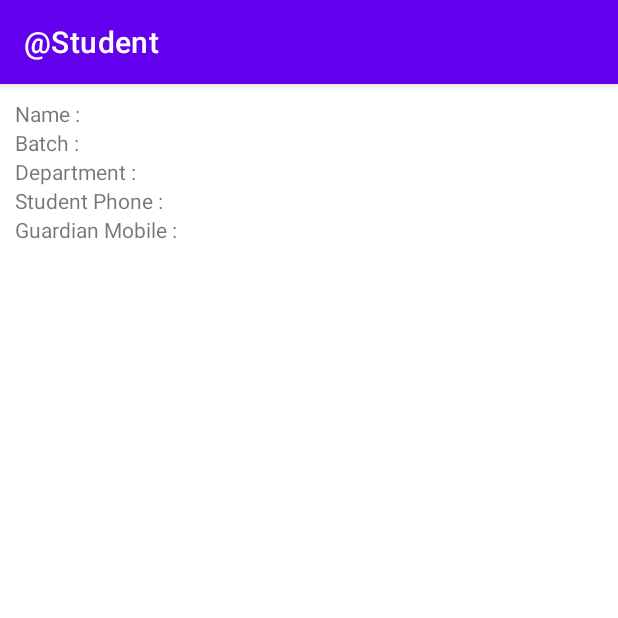
After one commit to msrsiddik/AttendanceSystemStudent, an Android app: the fragment Profile shown on its own in the app's theme, on a phone screen of 412 x 824 dp, the top half of it. The commit adds this screen. Run offline under Robolectric (Android 15) with nearby library versions, the phone set to English and light mode, and no system bars; our stand-ins replace Firebase (no records; nobody signed in at launch, a user with empty details on screens opened directly).

Commit message:
initial commit

```diff
--- a/app/src/main/AndroidManifest.xml
+++ b/app/src/main/AndroidManifest.xml
@@ -4,6 +4,7 @@
 
     <uses-permission android:name="android.permission.CAMERA"/>
     <uses-permission android:name="android.permission.INTERNET"/>
+    <uses-permission android:name="android.permission.CALL_PHONE"/>
 
     <application
         android:name=".OfflineActivity"
--- a/app/src/main/java/msr/attend/student/FirebaseDatabaseHelper.java
+++ b/app/src/main/java/msr/attend/student/FirebaseDatabaseHelper.java
@@ -1,18 +1,12 @@
 package msr.attend.student;
 
-import android.content.Context;
-import android.util.Log;
+import androidx.annotation.NonNull;
 
-import androidx.annotation.NonNull;
-import androidx.annotation.Nullable;
-import androidx.core.app.NotificationCompat;
-import androidx.core.app.NotificationManagerCompat;
-
-import com.google.firebase.database.ChildEventListener;
 import com.google.firebase.database.DataSnapshot;
 import com.google.firebase.database.DatabaseError;
 import com.google.firebase.database.DatabaseReference;
 import com.google.firebase.database.FirebaseDatabase;
+import com.google.firebase.database.Query;
 import com.google.firebase.database.ValueEventListener;
 
 import java.text.DateFormat;
@@ -28,6 +22,7 @@ import java.util.Set;
 import msr.attend.student.model.ClassModel;
 import msr.attend.student.model.NoticeModel;
 import msr.attend.student.model.StudentModel;
+import msr.attend.student.model.TeacherModel;
 
 public class FirebaseDatabaseHelper {
     private FirebaseDatabase database;
@@ -35,6 +30,7 @@ public class FirebaseDatabaseHelper {
     private DatabaseReference currentStatus;
     private DatabaseReference notification;
     private DatabaseReference classInfoRef;
+    private DatabaseReference teacherProfile;
 
     public FirebaseDatabaseHelper() {
         database = FirebaseDatabase.getInstance();
@@ -42,7 +38,32 @@ public class FirebaseDatabaseHelper {
         currentStatus = database.getReference("AttendInfoInUniversity");
         notification = database.getReference().child("Notification");
         classInfoRef = database.getReference().child("ClassInformation");
+        teacherProfile = database.getReference("Teachers");
 
+    }
+
+    public interface TeacherDataShot{
+        void teacherProfileListener(TeacherModel teacherModel);
+    }
+
+    public void getTeacherProfile(String teacherId, final TeacherDataShot dataShot){
+        Query query = teacherProfile.orderByChild("id").equalTo(teacherId);
+        query.addListenerForSingleValueEvent(new ValueEventListener() {
+            @Override
+            public void onDataChange(@NonNull DataSnapshot snapshot) {
+                for (DataSnapshot dataSnapshot : snapshot.getChildren()){
+                    TeacherModel model = dataSnapshot.getValue(TeacherModel.class);
+                    if (model.getId().equals(teacherId)){
+                        dataShot.teacherProfileListener(model);
+                    }
+                }
+            }
+
+            @Override
+            public void onCancelled(@NonNull DatabaseError error) {
+
+            }
+        });
     }
 
     public interface NoticeDataShot{
@@ -73,18 +94,20 @@ public class FirebaseDatabaseHelper {
         });
     }
 
-    public interface ClassTeacher{
-        void classModelListener(Set<ClassModel> models);
+    public interface ClassModelDataShot {
+        void classModelListener(List<ClassModel> models);
     }
 
-    public void classTeacher(String batch, final ClassTeacher classTeacher){
-        classInfoRef.orderByChild("batch").equalTo(batch).addValueEventListener(new ValueEventListener() {
+    public void classModelByBatch(String batch, final ClassModelDataShot classTeacher){
+        classInfoRef.addValueEventListener(new ValueEventListener() {
             @Override
             public void onDataChange(@NonNull DataSnapshot snapshot) {
-                Set<ClassModel> classModels = new HashSet<>();
+                List<ClassModel> classModels = new ArrayList<>();
                 for (DataSnapshot ds : snapshot.getChildren()){
                     ClassModel model = ds.getValue(ClassModel.class);
-                    classModels.add(model);
+                    if (model.getBatch().equals(batch)){
+                        classModels.add(model);
+                    }
                 }
                 classTeacher.classModelListener(classModels);
             }
--- /dev/null
+++ b/app/src/main/java/msr/attend/student/Profile.java
@@ -0,0 +1,284 @@
+package msr.attend.student;
+
+import android.app.Dialog;
+import android.content.Context;
+import android.content.Intent;
+import android.graphics.Color;
+import android.graphics.Typeface;
+import android.net.Uri;
+import android.os.Bundle;
+
+import androidx.annotation.NonNull;
+import androidx.annotation.Nullable;
+import androidx.fragment.app.Fragment;
+
+import android.view.LayoutInflater;
+import android.view.View;
+import android.view.ViewGroup;
+import android.view.Window;
+import android.widget.ArrayAdapter;
+import android.widget.BaseExpandableListAdapter;
+import android.widget.ExpandableListView;
+import android.widget.ListView;
+import android.widget.TextView;
+import android.widget.Toast;
+
+import java.text.ParseException;
+import java.text.SimpleDateFormat;
+import java.util.ArrayList;
+import java.util.Calendar;
+import java.util.Collections;
+import java.util.Comparator;
+import java.util.Date;
+import java.util.HashMap;
+import java.util.List;
+
+import msr.attend.student.model.ClassModel;
+import msr.attend.student.model.StudentModel;
+import msr.attend.student.model.UserPreference;
+
+public class Profile extends Fragment {
+    private UserPreference preference;
+    private TextView studentName, studentBatch, studentDepartName,
+            studentPhoneNumber, guardianMobileNo;
+    private ExpandableListView exListView;
+    private FirebaseDatabaseHelper firebaseDatabaseHelper;
+    private List<String> day;
+    private HashMap<String, List<ClassModel>> classModelByDate;
+
+    public Profile() {
+        // Required empty public constructor
+    }
+
+    @Override
+    public View onCreateView(LayoutInflater inflater, ViewGroup container,
+                             Bundle savedInstanceState) {
+        // Inflate the layout for this fragment
+        return inflater.inflate(R.layout.fragment_profile, container, false);
+    }
+
+    @Override
+    public void onViewCreated(@NonNull View view, @Nullable Bundle savedInstanceState) {
+        studentName = view.findViewById(R.id.studentName);
+        studentBatch = view.findViewById(R.id.studentBatch);
+        studentDepartName = view.findViewById(R.id.studentDepartName);
+        studentPhoneNumber = view.findViewById(R.id.studentPhoneNumber);
+        guardianMobileNo = view.findViewById(R.id.guardianMobileNo);
+        exListView = view.findViewById(R.id.exListView);
+
+        preference = new UserPreference(getContext());
+        firebaseDatabaseHelper = new FirebaseDatabaseHelper();
+
+        firebaseDatabaseHelper.loginStudentByCardScan(preference.getStudentIdPref(), new FirebaseDatabaseHelper.StudentData() {
+            @Override
+            public void verifyStudent(StudentModel studentModel) {
+                studentName.setText(studentModel.getName());
+                studentBatch.setText(studentModel.getBatch());
+                studentDepartName.setText(studentModel.getDepartment());
+                studentPhoneNumber.setText(studentModel.getStudentPhone());
+                guardianMobileNo.setText(studentModel.getGuardianPhone());
+            }
+
+            @Override
+            public void loginFailed() {
+
+            }
+        });
+
+        firebaseDatabaseHelper.classModelByBatch(preference.getBatchPref(), models -> {
+            if (getActivity() != null){
+
+                Comparator<String> dateComparator = (s1, s2) -> {
+                    try{
+                        SimpleDateFormat format = new SimpleDateFormat("EEE");
+                        Date d1 = format.parse(s1);
+                        Date d2 = format.parse(s2);
+                        if(d1.equals(d2)){
+                            return s1.compareTo(s2);
+                        }else{
+                            Calendar cal1 = Calendar.getInstance();
+                            Calendar cal2 = Calendar.getInstance();
+                            cal1.setTime(d1);
+                            cal2.setTime(d2);
+                            return cal1.get(Calendar.DAY_OF_WEEK) - cal2.get(Calendar.DAY_OF_WEEK);
+                        }
+                    }catch(ParseException pe){
+                        throw new RuntimeException(pe);
+                    }
+                };
+
+                Comparator<ClassModel> timeCompare = (s1, s2) -> {
+                    try{
+                        SimpleDateFormat format = new SimpleDateFormat("h");
+                        Date d1 = format.parse(s1.getTime());
+                        Date d2 = format.parse(s2.getTime());
+                        if(d1.equals(d2)){
+                            return s1.getTime().compareTo(s2.getTime());
+                        }else{
+                            Calendar cal1 = Calendar.getInstance();
+                            Calendar cal2 = Calendar.getInstance();
+                            cal1.setTime(d1);
+                            cal2.setTime(d2);
+                            return cal1.get(Calendar.HOUR_OF_DAY) - cal2.get(Calendar.HOUR_OF_DAY);
+                        }
+                    }catch(ParseException pe){
+                        throw new RuntimeException(pe);
+                    }
+                };
+
+                List<String> title = new ArrayList<>();
+                HashMap<String, List<ClassModel>> map = new HashMap<>();
+                for (ClassModel c : models){
+                    if (!title.contains(c.getDay())){
+                        title.add(c.getDay());
+                    }
+                }
+
+                Collections.sort(title, dateComparator);
+
+                for (String t : title){
+                    List<ClassModel> classModels = new ArrayList<>();
+                    for (ClassModel c : models){
+                        if (c.getDay().equals(t)){
+                            classModels.add(c);
+                        }
+                    }
+                    Collections.sort(classModels, timeCompare);
+                    map.put(t,classModels);
+                }
+
+                day = title;
+                classModelByDate = map;
+                exListView.setAdapter(new ExpanListAdapter(getContext(),map,title));
+
+            }
+        });
+
+        exListView.setOnChildClickListener((parent, v, groupPosition, childPosition, id) -> {
+            firebaseDatabaseHelper.getTeacherProfile(classModelByDate.get(day.get(groupPosition)).get(childPosition).getTeacherId(), teacherModel -> {
+                Dialog dialog = new Dialog(getContext());
+                dialog.requestWindowFeature(Window.FEATURE_NO_TITLE);
+                dialog.setContentView(R.layout.teacher_profile);
+
+                TextView teacherName, teacherPhone, teacherEmail, teacherDepart;
+                teacherName = dialog.findViewById(R.id.teacherName);
+                teacherPhone = dialog.findViewById(R.id.teacherPhone);
+                teacherEmail = dialog.findViewById(R.id.teacherEmail);
+                teacherDepart = dialog.findViewById(R.id.teacherDepart);
+                if (teacherModel.getGender().equals("Male")){
+                    teacherName.setText("👨‍🎓 "+teacherModel.getName());
+                } else {
+                    teacherName.setText("👩‍🎓 "+teacherModel.getName());
+                }
+                teacherPhone.setText("📞 "+teacherModel.getPhone());
+                teacherPhone.setOnClickListener(v1 -> {
+                    Intent intent = new Intent(Intent.ACTION_DIAL);
+                    intent.setData(Uri.parse("tel:"+teacherModel.getPhone()));
+                    startActivity(intent);
+                });
+                teacherEmail.setText("✉ "+teacherModel.getEmail());
+                teacherEmail.setOnClickListener(v1 -> {
+                    Intent intent = new Intent(Intent.ACTION_SENDTO);
+                    intent.setData(Uri.parse("mailto:"+teacherModel.getEmail()));
+                    startActivity(intent);
+                });
+                teacherDepart.setText("🏬 "+teacherModel.getDepartment());
+
+                dialog.show();
+            });
+            return false;
+        });
+
+    }
+
+    class ExpanListAdapter extends BaseExpandableListAdapter{
+        Context context;
+        HashMap<String, List<ClassModel>> child;
+        List<String> parent;
+        char colorPos = 'x';
+
+        public ExpanListAdapter(Context context, HashMap<String, List<ClassModel>> child, List<String> parent) {
+            this.context = context;
+            this.child = child;
+            this.parent = parent;
+        }
+
+        @Override
+        public int getGroupCount() {
+            return parent.size();
+        }
+
+        @Override
+        public int getChildrenCount(int groupPosition) {
+            return child.get(parent.get(groupPosition)).size();
+        }
+
+        @Override
+        public Object getGroup(int groupPosition) {
+            return parent.get(groupPosition);
+        }
+
+        @Override
+        public Object getChild(int groupPosition, int childPosition) {
+            return child.get(parent.get(groupPosition)).get(childPosition);
+        }
+
+        @Override
+        public long getGroupId(int groupPosition) {
+            return groupPosition;
+        }
+
+        @Override
+        public long getChildId(int groupPosition, int childPosition) {
+            return groupPosition;
+        }
+
+        @Override
+        public boolean hasStableIds() {
+            return false;
+        }
+
+        @Override
+        public View getGroupView(int groupPosition, boolean isExpanded, View convertView, ViewGroup parent) {
+            String title = (String) getGroup(groupPosition);
+            if (convertView == null){
+                LayoutInflater inflater = (LayoutInflater) this.context.getSystemService(Context.LAYOUT_INFLATER_SERVICE);
+                convertView = inflater.inflate(R.layout.ex_header_row,null);
+            }
+            TextView txt = convertView.findViewById(R.id.header);
+            txt.setTypeface(null, Typeface.BOLD);
+            if (title.equals(new SimpleDateFormat("EEEE").format(Calendar.getInstance().getTime()))){
+                txt.setBackgroundColor(Color.GREEN);
+                colorPos = 'c';
+            } else {
+                txt.setBackgroundColor(Color.WHITE);
+                colorPos = 'x';
+            }
+            txt.setText(title);
+            return convertView;
+        }
+
+        @Override
+        public View getChildView(int groupPosition, int childPosition, boolean isLastChild, View convertView, ViewGroup parent) {
+            ClassModel child = (ClassModel) getChild(groupPosition,childPosition);
+            if (convertView == null){
+                LayoutInflater inflater = (LayoutInflater) this.context.getSystemService(Context.LAYOUT_INFLATER_SERVICE);
+                convertView = inflater.inflate(R.layout.ex_child_row,null);
+            }
+            TextView textView = convertView.findViewById(R.id.child);
+            textView.setText("   "+child.getSubCode()+" -> "+child.getTime());
+            if (colorPos == 'c'){
+                textView.setBackgroundColor(Color.LTGRAY);
+            } else {
+                textView.setBackgroundColor(Color.WHITE);
+            }
+            return convertView;
+        }
+
+        @Override
+        public boolean isChildSelectable(int groupPosition, int childPosition) {
+            return true;
+        }
+    }
+
+}
--- /dev/null
+++ b/app/src/main/res/layout/fragment_profile.xml
@@ -0,0 +1,133 @@
+<?xml version="1.0" encoding="utf-8"?>
+<LinearLayout xmlns:android="http://schemas.android.com/apk/res/android"
+    xmlns:tools="http://schemas.android.com/tools"
+    android:layout_width="match_parent"
+    android:layout_height="match_parent"
+    android:layout_margin="10dp"
+    android:orientation="vertical"
+    tools:context=".Profile">
+
+    <LinearLayout
+        android:layout_width="match_parent"
+        android:layout_height="wrap_content"
+        android:orientation="horizontal"
+        android:weightSum="3">
+
+        <TextView
+            android:layout_width="0dp"
+            android:layout_height="wrap_content"
+            android:layout_weight="1"
+            android:text="Name : " />
+
+        <TextView
+            android:id="@+id/studentName"
+            android:layout_width="0dp"
+            android:layout_height="wrap_content"
+            android:layout_weight="2" />
+    </LinearLayout>
+
+    <LinearLayout
+        android:layout_width="match_parent"
+        android:layout_height="wrap_content"
+        android:orientation="horizontal"
+        android:weightSum="3">
+
+        <TextView
+            android:layout_width="0dp"
+            android:layout_height="wrap_content"
+            android:layout_weight="1"
+            android:text="Batch : " />
+
+        <TextView
+            android:id="@+id/studentBatch"
+            android:layout_width="0dp"
+            android:layout_height="wrap_content"
+            android:layout_weight="2" />
+    </LinearLayout>
+
+    <LinearLayout
+        android:layout_width="match_parent"
+        android:layout_height="wrap_content"
+        android:orientation="horizontal"
+        android:weightSum="3">
+
+        <TextView
+            android:layout_width="0dp"
+            android:layout_height="wrap_content"
+            android:layout_weight="1"
+            android:text="Department : " />
+
+        <TextView
+            android:id="@+id/studentDepartName"
+            android:layout_width="0dp"
+            android:layout_height="wrap_content"
+            android:layout_weight="2" />
+    </LinearLayout>
+
+    <LinearLayout
+        android:layout_width="match_parent"
+        android:layout_height="wrap_content"
+        android:orientation="horizontal"
+        android:weightSum="3">
+
+        <TextView
+            android:layout_width="0dp"
+            android:layout_height="wrap_content"
+            android:layout_weight="1"
+            android:text="Student Phone : " />
+
+        <TextView
+            android:id="@+id/studentPhoneNumber"
+            android:layout_width="0dp"
+            android:layout_height="wrap_content"
+            android:layout_weight="2" />
+    </LinearLayout>
+
+    <LinearLayout
+        android:layout_width="match_parent"
+        android:layout_height="wrap_content"
+        android:orientation="horizontal"
+        android:weightSum="3">
+
+        <TextView
+            android:layout_width="0dp"
+            android:layout_height="wrap_content"
+            android:layout_weight="1"
+            android:text="Guardian Mobile : " />
+
+        <TextView
+            android:id="@+id/guardianMobileNo"
+            android:layout_width="0dp"
+            android:layout_height="wrap_content"
+            android:layout_weight="2" />
+    </LinearLayout>
+
+    <LinearLayout
+        android:layout_width="match_parent"
+        android:layout_height="wrap_content"
+        android:orientation="horizontal"
+        android:weightSum="3">
+
+        <TextView
+            android:layout_width="0dp"
+            android:layout_height="wrap_content"
+            android:layout_weight="1" />
+
+        <TextView
+            android:layout_width="0dp"
+            android:layout_height="wrap_content"
+            android:layout_weight="2" />
+    </LinearLayout>
+
+    <ListView
+        android:id="@+id/classInfoList"
+        android:layout_width="match_parent"
+        android:layout_height="wrap_content"
+        android:visibility="gone"/>
+
+    <ExpandableListView
+        android:id="@+id/exListView"
+        android:layout_width="match_parent"
+        android:layout_height="match_parent"/>
+
+</LinearLayout>
```
Also changed, not shown: app/src/main/java/msr/attend/student/MainActivity.java (+6 -4 lines), app/src/main/java/msr/attend/student/model/StudentModel.java (+35 -2 lines), app/src/main/java/msr/attend/student/model/TeacherModel.java (added, +37 -0 lines), app/src/main/res/layout/ex_child_row.xml (added, +14 -0 lines), app/src/main/res/layout/ex_header_row.xml (added, +14 -0 lines), app/src/main/res/layout/teacher_profile.xml (added, +34 -0 lines).
